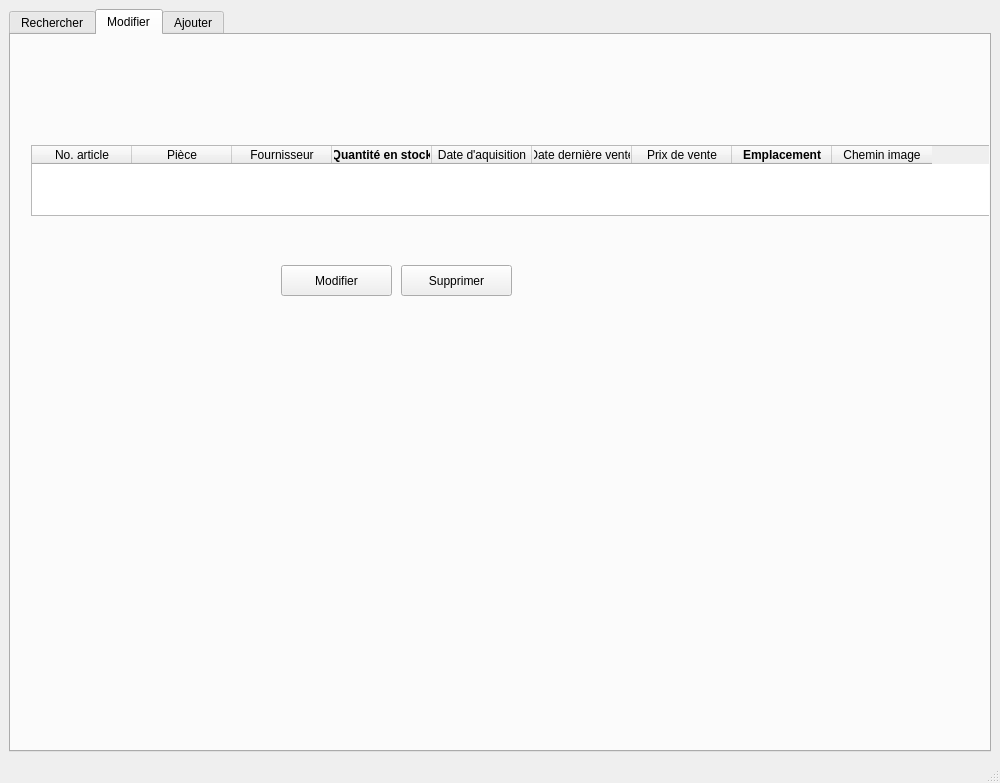
The window that PyQt/Garage.ui (alexhohn/projet_garage) describes before a commit, drawn with Qt 5.
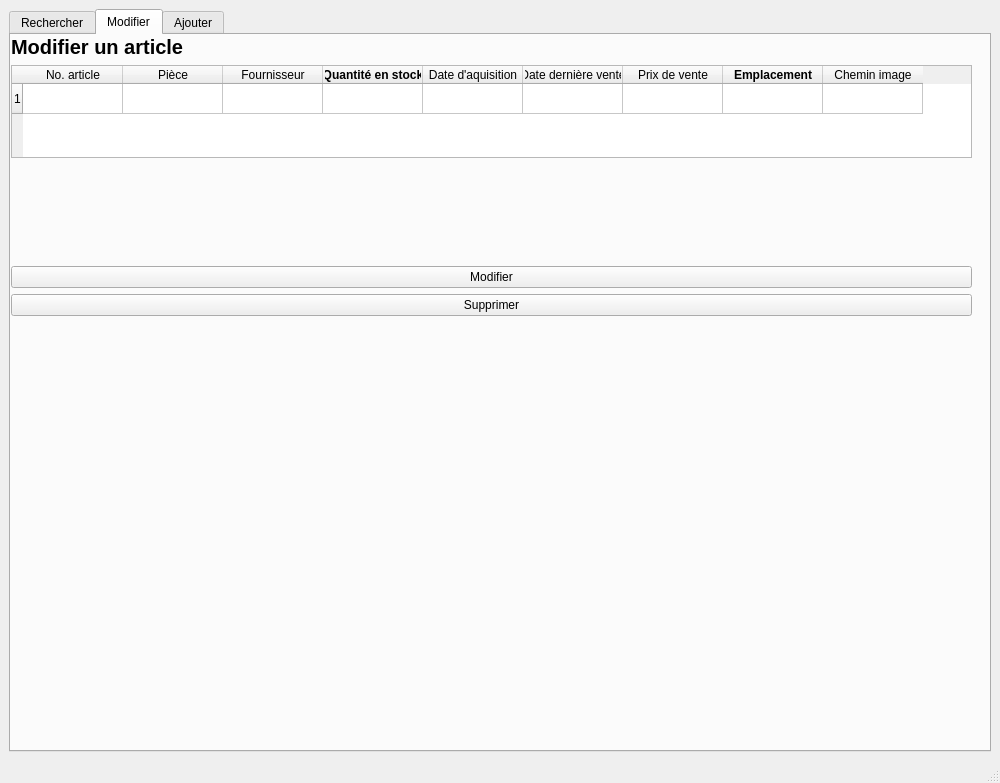
The same window after the commit. The open tabs and pages were chosen to show the change.

The edit to the form file:
```diff
--- a/PyQt/Garage.ui
+++ b/PyQt/Garage.ui
@@ -164,14 +164,37 @@
        <attribute name="title">
         <string>Modifier</string>
        </attribute>
-       <widget class="QTableWidget" name="tableWidget_3">
+       <widget class="QWidget" name="verticalLayoutWidget">
         <property name="geometry">
          <rect>
-          <x>20</x>
-          <y>110</y>
+          <x>0</x>
+          <y>0</y>
           <width>961</width>
-          <height>71</height>
+          <height>281</height>
          </rect>
+        </property>
+        <layout class="QVBoxLayout" name="verticalLayout">
+         <item>
+          <widget class="QLabel" name="label_9">
+           <property name="font">
+            <font>
+             <pointsize>15</pointsize>
+             <weight>75</weight>
+             <bold>true</bold>
+            </font>
+           </property>
+           <property name="text">
+            <string>Modifier un article</string>
+           </property>
+          </widget>
+         </item>
+         <item>
+          <widget class="QTableWidget" name="tableWidget_3">
+           <property name="minimumSize">
+            <size>
+             <width>0</width>
+             <height>88</height>
+            </size>
         </property>
         <property name="editTriggers">
          <set>QAbstractItemView::AllEditTriggers</set>
@@ -182,6 +205,10 @@
         <property name="selectionBehavior">
          <enum>QAbstractItemView::SelectRows</enum>
         </property>
+           <property name="rowCount">
+            <number>1</number>
+           </property>
+           <row/>
         <column>
          <property name="text">
           <string>No. article</string>
@@ -240,32 +267,39 @@
          </property>
         </column>
        </widget>
+         </item>
+         <item>
+          <spacer name="verticalSpacer_8">
+           <property name="orientation">
+            <enum>Qt::Vertical</enum>
+           </property>
+           <property name="sizeType">
+            <enum>QSizePolicy::Expanding</enum>
+           </property>
+           <property name="sizeHint" stdset="0">
+            <size>
+             <width>20</width>
+             <height>200</height>
+            </size>
+           </property>
+          </spacer>
+         </item>
+         <item>
        <widget class="QPushButton" name="pushButton_Modifier">
-        <property name="geometry">
-         <rect>
-          <x>270</x>
-          <y>230</y>
-          <width>111</width>
-          <height>31</height>
-         </rect>
-        </property>
         <property name="text">
          <string>Modifier</string>
         </property>
        </widget>
+         </item>
+         <item>
        <widget class="QPushButton" name="pushButton_Supprimer">
-        <property name="geometry">
-         <rect>
-          <x>390</x>
-          <y>230</y>
-          <width>111</width>
-          <height>31</height>
-         </rect>
-        </property>
         <property name="text">
          <string>Supprimer</string>
         </property>
        </widget>
+         </item>
+        </layout>
+       </widget>
       </widget>
       <widget class="QWidget" name="TabAjouter">
        <attribute name="title">
```
Left out of the diff: 101 changed lines with no effect on the pictures. Lines whose indentation alone changed are shown as unchanged.
